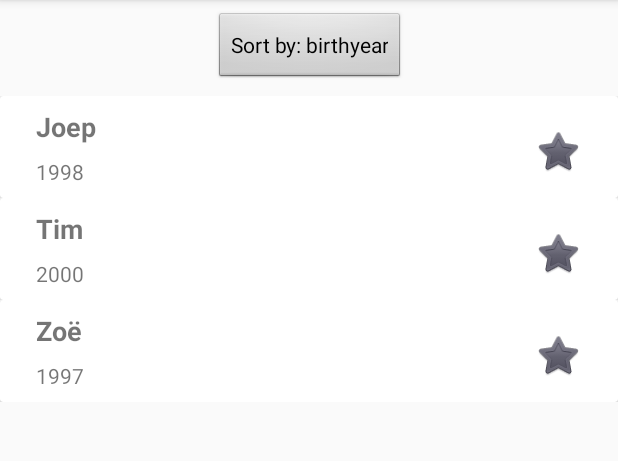
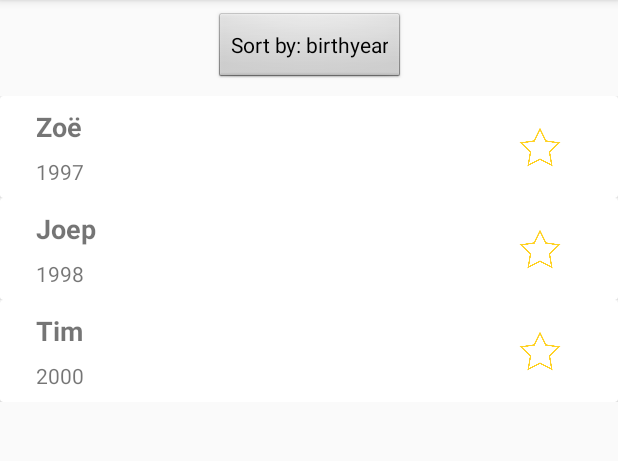
Before and after one commit to TimvdVooren/Star-Wars-App, an Android app: the screen it shows after launch (MainActivity), after a tap on "Sort by: name", on a phone screen of 412 x 824 dp, the part 84-545 px from its top. Run offline under Robolectric (Android 15) with nearby library versions, the phone set to English and light mode, and no system bars.

Commit message:
[Finished] favourites

```diff
--- a/app/src/main/java/com/example/timva/starwarsapp/CustomRecyclerAdapter.java
+++ b/app/src/main/java/com/example/timva/starwarsapp/CustomRecyclerAdapter.java
@@ -4,6 +4,7 @@ import android.content.Context;
 import android.content.Intent;
 import android.support.annotation.NonNull;
 import android.support.v7.widget.RecyclerView;
+import android.util.Log;
 import android.view.LayoutInflater;
 import android.view.View;
 import android.view.ViewGroup;
@@ -12,6 +13,7 @@ import android.widget.TextView;
 
 import com.example.timva.starwarsapp.Data.StarWarsCharacter;
 import com.example.timva.starwarsapp.Views.DetailedActivity;
+import com.example.timva.starwarsapp.Views.MainActivity;
 
 import java.util.List;
 
@@ -48,26 +50,29 @@ public class CustomRecyclerAdapter extends RecyclerView.Adapter<CustomRecyclerAd
     public class ViewHolder extends RecyclerView.ViewHolder {
         TextView characterName;
         TextView characterBirthyear;
-        ImageButton favoriteButton;
+        ImageButton favouriteButton;
 
         public ViewHolder(View itemView, final Context c) {
             super(itemView);
 
             characterName = itemView.findViewById(R.id.ListCharacterName);
             characterBirthyear = itemView.findViewById(R.id.ListBirthyear);
-            favoriteButton = itemView.findViewById(R.id.ListFavoriteButton);
-            favoriteButton.setColorFilter(R.color.colorPrimary);
+            favouriteButton = itemView.findViewById(R.id.ListFavouriteButton);
 
-            favoriteButton.setOnClickListener(new View.OnClickListener() {
+            favouriteButton.setOnClickListener(new View.OnClickListener() {
                 @Override
                 public void onClick(View v) {
-                    if(getAdapterPosition() >= 0){
+                    if (getAdapterPosition() >= 0) {
                         StarWarsCharacter currentCharacter = characters.get(getAdapterPosition());
-                        currentCharacter.toggleFavorite();
-                        if(currentCharacter.isFavorite())
-                            favoriteButton.setColorFilter(R.color.colorAccent);
-                        else
-                            favoriteButton.setColorFilter(R.color.colorPrimary);
+                        currentCharacter.toggleFavourite();
+                        if (currentCharacter.isFavourite()) {
+                            favouriteButton.setImageResource(R.drawable.star_filled);
+                            MainActivity.addCharacterToFavourites(currentCharacter);
+                        }
+                        else {
+                            favouriteButton.setImageResource(R.drawable.star_outlined);
+                            MainActivity.removeCharacterFromFavourites(currentCharacter);
+                        }
                     }
                 }
             });
--- a/app/src/main/java/com/example/timva/starwarsapp/Views/DetailedActivity.java
+++ b/app/src/main/java/com/example/timva/starwarsapp/Views/DetailedActivity.java
@@ -33,8 +33,8 @@ public class DetailedActivity extends AppCompatActivity {
         Intent characterIntent = getIntent();
         StarWarsCharacter character = (StarWarsCharacter) characterIntent.getSerializableExtra("StarWarsCharacter");
         characterName.setText(character.getName());
-        characterBirthyear.setText(getString(R.string.birthyear) + character.getBirth_year());
-        //characterHomeworld.setText(getString(R.string.homeworld) + character.getHomeworld().getName());
+        characterBirthyear.setText(getString(R.string.birthyear) + " " + character.getBirth_year());
+        //characterHomeworld.setText(getString(R.string.homeworld) + " " + character.getHomeworld().getName());
         //filmList.setAdapter(new ArrayAdapter<String>(this, 0, character.getFilms()));
         //vehicleList.setAdapter(new ArrayAdapter<String>(this, 0, character.getVehicles());
     }
--- a/app/src/main/java/com/example/timva/starwarsapp/Views/MainActivity.java
+++ b/app/src/main/java/com/example/timva/starwarsapp/Views/MainActivity.java
@@ -16,6 +16,7 @@ import com.example.timva.starwarsapp.R;
 import java.util.ArrayList;
 import java.util.Collections;
 import java.util.Comparator;
+import java.util.Iterator;
 
 public class MainActivity extends AppCompatActivity {
     //Views
@@ -24,6 +25,7 @@ public class MainActivity extends AppCompatActivity {
 
     //Variables
     private ArrayList<StarWarsCharacter> characterList;
+    private static ArrayList<StarWarsCharacter> favourites;
     private CustomRecyclerAdapter recyclerAdapter;
     private boolean sortByName = true;
 
@@ -37,6 +39,8 @@ public class MainActivity extends AppCompatActivity {
         characterList.add(new StarWarsCharacter("Joep", "1998"));
         characterList.add(new StarWarsCharacter("Zoë", "1997"));
 
+        favourites = new ArrayList<>();
+
         Collections.sort(characterList);
 
         //View declaration
@@ -49,6 +53,17 @@ public class MainActivity extends AppCompatActivity {
         recyclerView.setAdapter(recyclerAdapter);
 
         setListeners();
+    }
+
+    public static void addCharacterToFavourites(StarWarsCharacter character){
+        favourites.add(character);
+    }
+
+    public static void removeCharacterFromFavourites(StarWarsCharacter character){
+        Iterator<StarWarsCharacter> itr = favourites.iterator();
+        while(itr.hasNext())
+            if(itr.next().equals(character))
+                itr.remove();
     }
 
     private void setListeners() {
@@ -65,7 +80,7 @@ public class MainActivity extends AppCompatActivity {
                     Collections.sort(characterList, new Comparator<StarWarsCharacter>() {
                         @Override
                         public int compare(StarWarsCharacter o1, StarWarsCharacter o2) {
-                            return o1.getName().compareTo(o2.getName());
+                            return o1.getBirth_year().compareTo(o2.getBirth_year());
                         }
                     });
                     recyclerAdapter.notifyDataSetChanged();
--- a/app/src/main/res/layout/detailed_list_item.xml
+++ b/app/src/main/res/layout/detailed_list_item.xml
@@ -26,15 +26,18 @@
                 app:layout_constraintTop_toTopOf="parent" />
 
             <ImageButton
-                android:id="@+id/ListFavoriteButton"
-                android:layout_width="wrap_content"
-                android:layout_height="wrap_content"
-                android:layout_marginEnd="24dp"
+                android:id="@+id/ListFavouriteButton"
+                android:layout_width="40dp"
+                android:layout_height="0dp"
+                android:layout_marginTop="18dp"
+                android:layout_marginEnd="32dp"
+                android:layout_marginBottom="18dp"
                 android:background="@android:color/transparent"
-                app:layout_constraintBottom_toTopOf="@+id/ListBirthyear"
+                android:scaleType="fitCenter"
+                app:layout_constraintBottom_toBottomOf="parent"
                 app:layout_constraintEnd_toEndOf="parent"
-                app:layout_constraintTop_toBottomOf="@+id/ListCharacterName"
-                app:srcCompat="@android:drawable/btn_star_big_off" />
+                app:layout_constraintTop_toTopOf="parent"
+                app:srcCompat="@drawable/star_outlined" />
 
             <TextView
                 android:id="@+id/ListBirthyear"
--- a/app/src/main/res/values/colors.xml
+++ b/app/src/main/res/values/colors.xml
@@ -2,5 +2,5 @@
 <resources>
     <color name="colorPrimary">#4d4e4e</color>
     <color name="colorPrimaryDark">#1a1e1e</color>
-    <color name="colorAccent">#f2ef25</color>
+    <color name="colorAccent">#f5f225</color>
 </resources>
```
Also changed, not shown: app/src/main/java/com/example/timva/starwarsapp/Data/StarWarsCharacter.java (+5 -5 lines), app/src/main/res/drawable/star_filled.png (added), app/src/main/res/drawable/star_outlined.png (added).
